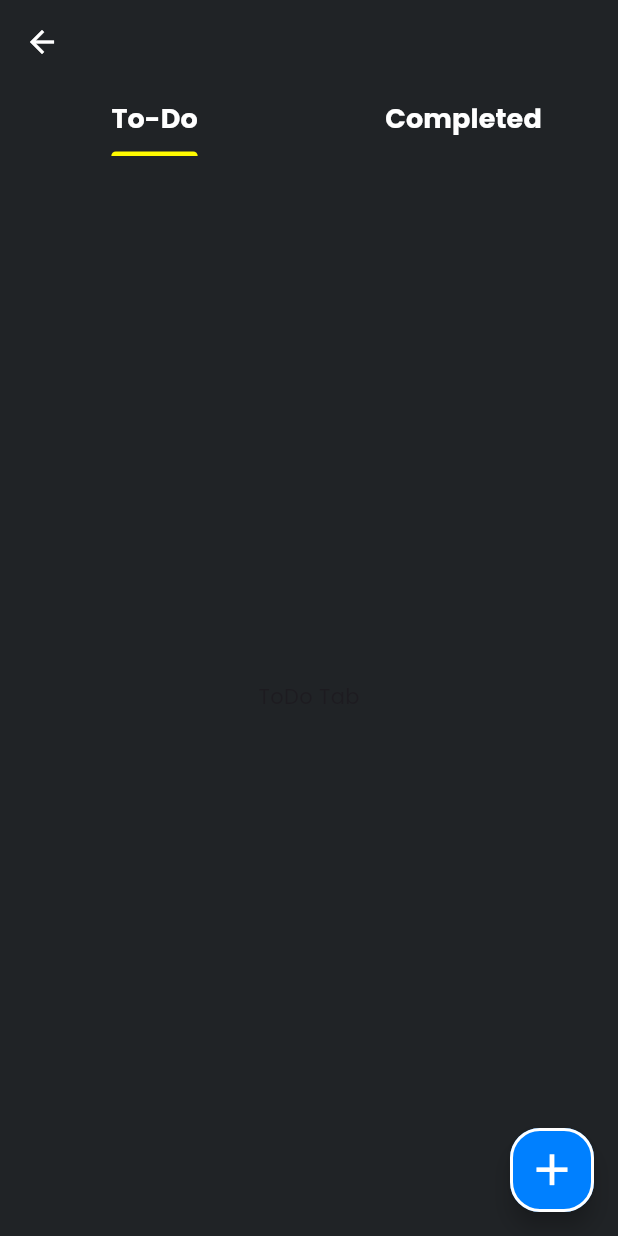
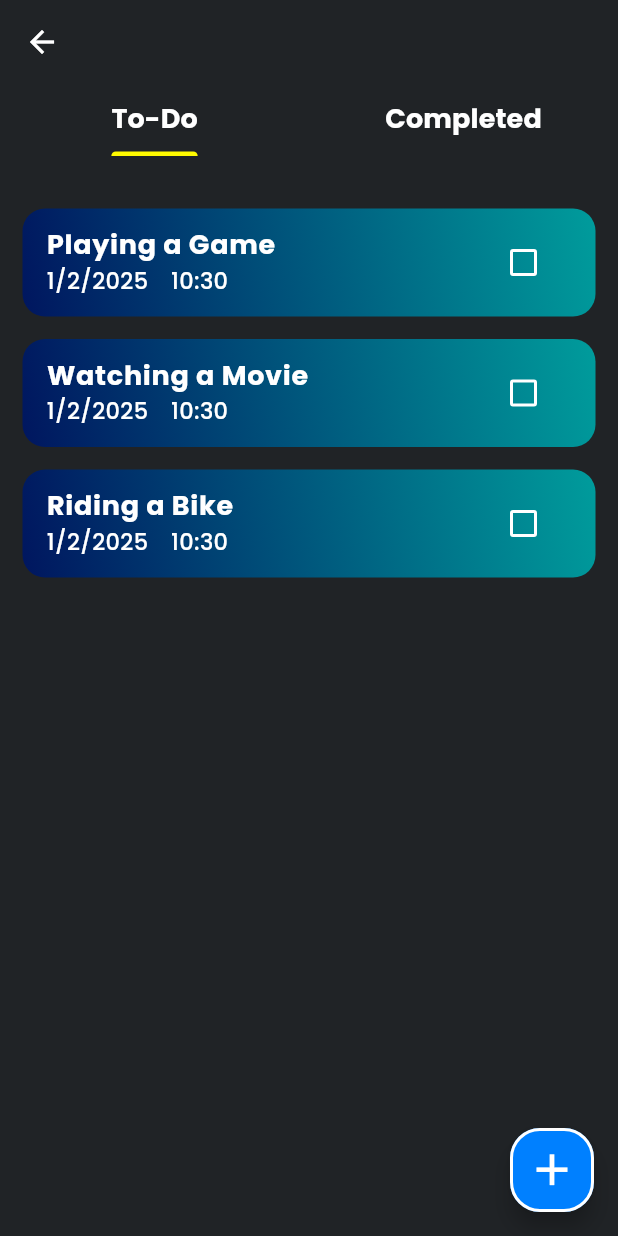
Before and after one commit to PAIshanMadusha/Note-Nest-Application, a Flutter app: the screen it shows after launch, after a tap on "To-Do List", on a phone screen of 412 x 824 dp. Run offline on Flutter 3.47's test engine with Material 3 defaults, Android fonts, the light colour scheme and no system bars; our stand-ins replace go_router, google_fonts, hive, hive_flutter; accounts and stored records are empty.

Commit message:
To-Do Card

```diff
--- a/lib/pages/todo_list_page.dart
+++ b/lib/pages/todo_list_page.dart
@@ -1,4 +1,6 @@
 import 'package:flutter/material.dart';
+import 'package:note_nest_application/models/todo_model.dart';
+import 'package:note_nest_application/services/todo_service.dart';
 import 'package:note_nest_application/utils/app_colors.dart';
 import 'package:note_nest_application/utils/app_text_styles.dart';
 import 'package:note_nest_application/widgets/completed_tab.dart';
@@ -15,10 +17,38 @@ class _TodoListPageState extends State<TodoListPage>
     with SingleTickerProviderStateMixin {
   late TabController _tabController;
 
+  late List<TodoModel> allTodos = [];
+  late List<TodoModel> incompletedTodos = [];
+  late List<TodoModel> completedTodos = [];
+
+  TodoService todoService = TodoService();
+
   @override
   void initState() {
     _tabController = TabController(length: 2, vsync: this);
+    _checkIfUserIsNew();
     super.initState();
+  }
+
+  void _checkIfUserIsNew() async {
+    final bool isNewUser = await todoService.isNewUser();
+    if(isNewUser){
+      await todoService.createInitialTodos();
+    }
+    _loadTodos();
+  }
+
+  Future<void> _loadTodos() async {
+    final List<TodoModel> loadedTodos = await todoService.loadTodos();
+    setState(
+      () {
+        allTodos = loadedTodos;
+        //Incompleted
+        incompletedTodos = allTodos.where((todo) => !todo.isDone).toList();
+        //Completed
+        completedTodos = allTodos.where((todo) => todo.isDone).toList();
+      },
+    );
   }
 
   @override
@@ -63,8 +93,12 @@ class _TodoListPageState extends State<TodoListPage>
       body: TabBarView(
         controller: _tabController,
         children: [
-          TodoTab(),
-          CompletedTab(),
+          TodoTab(
+            incompletedTodos: incompletedTodos,
+          ),
+          CompletedTab(
+            completedTodos: completedTodos,
+          ),
         ],
       ),
     );
--- /dev/null
+++ b/lib/services/todo_service.dart
@@ -0,0 +1,47 @@
+import 'package:hive_flutter/adapters.dart';
+import 'package:note_nest_application/models/todo_model.dart';
+
+class TodoService {
+  List<TodoModel> todos = [
+    TodoModel(
+      title: "Playing a Game",
+      date: DateTime.now(),
+      time: DateTime.now(),
+      isDone: false,
+    ),
+    TodoModel(
+      title: "Watching a Movie",
+      date: DateTime.now(),
+      time: DateTime.now(),
+      isDone: false,
+    ),
+    TodoModel(
+      title: "Riding a Bike",
+      date: DateTime.now(),
+      time: DateTime.now(),
+      isDone: false,
+    ),
+  ];
+  //Datebase reference for Todo
+  final _myBox = Hive.box('todos');
+
+  //Check weather the user is new
+  Future<bool> isNewUser() async{
+    return _myBox.isEmpty;
+  }
+  //If user is new Create initial todos
+  Future<void> createInitialTodos() async{
+    if(_myBox.isEmpty){
+        await _myBox.put('todos', todos);
+    }
+  }
+  //Load the Todos
+  Future<List<TodoModel>> loadTodos() async{
+    final dynamic todos = await _myBox.get('todos');
+    if(todos != null && todos is List<dynamic>){
+        return todos.cast<TodoModel>().toList();
+    }
+    return [];
+  }
+
+}
--- a/lib/widgets/completed_tab.dart
+++ b/lib/widgets/completed_tab.dart
@@ -1,7 +1,12 @@
 import 'package:flutter/material.dart';
+import 'package:note_nest_application/models/todo_model.dart';
 
 class CompletedTab extends StatefulWidget {
-  const CompletedTab({super.key});
+  final List<TodoModel> completedTodos;
+  const CompletedTab({
+    super.key,
+    required this.completedTodos,
+  });
 
   @override
   State<CompletedTab> createState() => _CompletedTabState();
--- /dev/null
+++ b/lib/widgets/todo_card.dart
@@ -0,0 +1,60 @@
+import 'package:flutter/material.dart';
+import 'package:note_nest_application/models/todo_model.dart';
+import 'package:note_nest_application/utils/app_colors.dart';
+import 'package:note_nest_application/utils/app_constants.dart';
+import 'package:note_nest_application/utils/app_text_styles.dart';
+
+class TodoCard extends StatefulWidget {
+  final TodoModel todo;
+  final bool isCompleted;
+  const TodoCard({
+    super.key,
+    required this.todo,
+    required this.isCompleted,
+  });
+
+  @override
+  State<TodoCard> createState() => _TodoCardState();
+}
+
+class _TodoCardState extends State<TodoCard> {
+  @override
+  Widget build(BuildContext context) {
+    return Container(
+      margin: EdgeInsets.only(
+        bottom: 15,
+      ),
+      decoration: BoxDecoration(
+        borderRadius: BorderRadius.circular(
+          15,
+        ),
+        gradient: AppColors().kMainCardColor,
+      ),
+      child: ListTile(
+        title: Text(
+          widget.todo.title,
+          style: AppTextStyles.appButton,
+        ),
+        subtitle: Row(
+          children: [
+            Text(
+              "${widget.todo.date.day}/${widget.todo.date.month}/${widget.todo.date.year}",
+              style: AppTextStyles.appSmallDescription,
+            ),
+            SizedBox(
+              width: AppConstants.kSizedBoxValue - 5,
+            ),
+            Text(
+              "${widget.todo.time.hour}:${widget.todo.time.minute}",
+              style: AppTextStyles.appSmallDescription,
+            ),
+          ],
+        ),
+        trailing: Checkbox(
+          value: widget.isCompleted,
+          onChanged: (value) {},
+        ),
+      ),
+    );
+  }
+}
--- a/lib/widgets/todo_tab.dart
+++ b/lib/widgets/todo_tab.dart
@@ -1,7 +1,14 @@
 import 'package:flutter/material.dart';
+import 'package:note_nest_application/models/todo_model.dart';
+import 'package:note_nest_application/utils/app_constants.dart';
+import 'package:note_nest_application/widgets/todo_card.dart';
 
 class TodoTab extends StatefulWidget {
-  const TodoTab({super.key});
+  final List<TodoModel> incompletedTodos;
+  const TodoTab({
+    super.key,
+    required this.incompletedTodos,
+  });
 
   @override
   State<TodoTab> createState() => _TodoTabState();
@@ -10,8 +17,29 @@ class TodoTab extends StatefulWidget {
 class _TodoTabState extends State<TodoTab> {
   @override
   Widget build(BuildContext context) {
-    return Center(
-      child: Text("ToDo Tab"),
+    return Padding(
+      padding: EdgeInsets.all(
+        AppConstants.kDefaultPadding - 5,
+      ),
+      child: Column(
+        children: [
+          SizedBox(
+            height: AppConstants.kSizedBoxValue,
+          ),
+          Expanded(
+            child: ListView.builder(
+              itemCount: widget.incompletedTodos.length,
+              itemBuilder: (context, index) {
+                final TodoModel todo = widget.incompletedTodos[index];
+                return TodoCard(
+                  todo: todo,
+                  isCompleted: false,
+                );
+              },
+            ),
+          ),
+        ],
+      ),
     );
   }
 }
```
